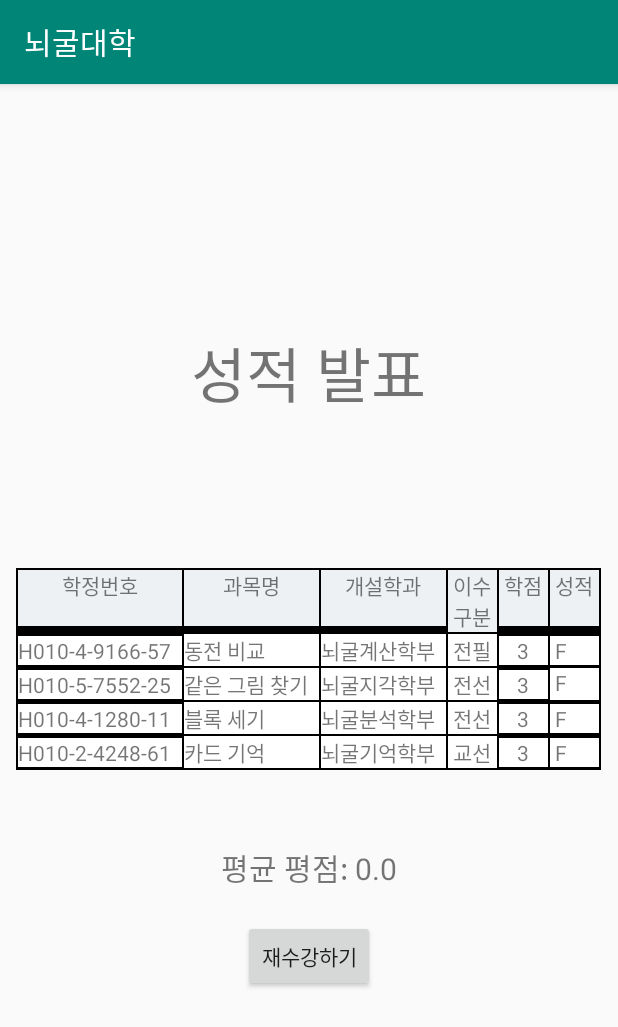
After one commit to elsiff/NoegulUniv, an Android app: the ExamResultActivity screen opened directly, with no data from a screen before it, on a phone screen of 412 x 824 dp. The commit adds this screen. Shown: the top 1027 px of the screen. Run offline under Robolectric (Android 15) with nearby library versions, the phone set to English and light mode, and no system bars.

Commit message:
졸업 시험 구현

```diff
--- a/app/src/main/AndroidManifest.xml
+++ b/app/src/main/AndroidManifest.xml
@@ -10,6 +10,7 @@
         android:roundIcon="@mipmap/ic_launcher_round"
         android:supportsRtl="true"
         android:theme="@style/AppTheme">
+        <activity android:name=".exam.ExamResultActivity"></activity>
         <activity android:name=".dialog.DialogActivity" />
         <activity android:name=".course.CourseResultActivity" />
         <activity android:name=".course.compareweights.CompareWeightsActivity" />
--- a/app/src/main/java/kr/noegul/android/noeguluniv/course/Course.java
+++ b/app/src/main/java/kr/noegul/android/noeguluniv/course/Course.java
@@ -4,6 +4,5 @@ public enum Course {
     COMPARE_COINS,
     MATCH_THE_PICTURE,
     COUNT_BLOCKS,
-    REMEMBER_CARDS,
-    COMPARE_WEIGHTS
+    REMEMBER_CARDS
 }
--- a/app/src/main/java/kr/noegul/android/noeguluniv/dialog/DialogActivity.java
+++ b/app/src/main/java/kr/noegul/android/noeguluniv/dialog/DialogActivity.java
@@ -34,7 +34,7 @@ public class DialogActivity extends AppCompatActivity {
 
     public void onClickNextButton(View view) {
         if (dialog.hasEnded()) {
-            dialog.getScript().getDialogEndHandler().run();
+            dialog.getScript().getOnDialogEndListener().onDialogEnd(this);
             finish();
         } else {
             Script.Speech speech = dialog.nextSpeech();
@@ -44,7 +44,7 @@ public class DialogActivity extends AppCompatActivity {
 
     private void setupLayout(Script.Speech speech, Dialog dialog) {
         if (dialog.hasEnded()) {
-            nextButton.setText("마침");
+            nextButton.setText("확인");
         } else {
             nextButton.setText("다음");
         }
--- /dev/null
+++ b/app/src/main/java/kr/noegul/android/noeguluniv/exam/ExamResultActivity.java
@@ -0,0 +1,68 @@
+package kr.noegul.android.noeguluniv.exam;
+
+import androidx.appcompat.app.AppCompatActivity;
+
+import android.content.Intent;
+import android.os.Bundle;
+import android.view.View;
+import android.widget.Button;
+import android.widget.TextView;
+
+import kr.noegul.android.noeguluniv.R;
+import kr.noegul.android.noeguluniv.course.ScoreLabel;
+import kr.noegul.android.noeguluniv.dialog.DialogActivity;
+import kr.noegul.android.noeguluniv.dialog.Scripts;
+
+public class ExamResultActivity extends AppCompatActivity {
+    private boolean passed = false;
+
+    @Override
+    protected void onCreate(Bundle savedInstanceState) {
+        super.onCreate(savedInstanceState);
+        setContentView(R.layout.activity_exam_result);
+
+        Intent intent = getIntent();
+
+        double compareCoinsScore = intent.getDoubleExtra("compare-coins-score", 0);
+        double matchThePictureScore = intent.getDoubleExtra("match-the-picture-score", 0);
+        double countBlocksScore = intent.getDoubleExtra("count-blocks-score", 0);
+        double rememberCardsScore = intent.getDoubleExtra("remember-cards-score", 0);
+
+        double gpa = (compareCoinsScore + matchThePictureScore + countBlocksScore + rememberCardsScore) / 4;
+        if (gpa >= ScoreLabel.B_PLUS.getMinScore()) {
+            passed = true;
+        }
+
+        TextView compareCoinsGradeText = findViewById(R.id.compare_coins_grade_text);
+        compareCoinsGradeText.setText(" " + ScoreLabel.of(compareCoinsScore).getText());
+
+        TextView matchThePictureGradeText = findViewById(R.id.match_the_picture_grade_text);
+        matchThePictureGradeText.setText(" " + ScoreLabel.of(matchThePictureScore).getText());
+
+        TextView countBlocksGradeText = findViewById(R.id.count_blocks_grade_text);
+        countBlocksGradeText.setText(" " + ScoreLabel.of(countBlocksScore).getText());
+
+        TextView rememberCardsGradeText = findViewById(R.id.remember_cards_grade_text);
+        rememberCardsGradeText.setText(" " + ScoreLabel.of(rememberCardsScore).getText());
+
+        TextView graduateResultText = findViewById(R.id.graduate_result_text);
+        graduateResultText.setText("평균 평점: " + gpa);
+
+        Button confirmButton = findViewById(R.id.confirm_button);
+        if (passed) {
+            confirmButton.setText("졸업하기");
+        } else {
+            confirmButton.setText("재수강하기");
+        }
+    }
+
+    public void onClickConfirmButton(View view) {
+        Intent intent = new Intent(this, DialogActivity.class);
+
+        int scriptNum = (passed ? Scripts.PASS_GRADUATE_EXAM : Scripts.FAIL_GRADUATE_EXAM);
+        intent.putExtra("script-num", scriptNum);
+
+        startActivity(intent);
+        finish();
+    }
+}
--- a/app/src/main/res/layout/activity_exam_result.xml
+++ b/app/src/main/res/layout/activity_exam_result.xml
@@ -67,9 +67,9 @@
 
             <TextView
                 android:layout_width="wrap_content"
-                android:layout_height="wrap_content"
+                android:layout_height="37dp"
+                android:layout_margin="0.5dp"
                 android:background="@color/scoreTableScheme"
-                android:layout_margin="0.5dp"
                 android:gravity="center"
                 android:text="성적\n" />
         </TableRow>
@@ -108,13 +108,12 @@
                 android:gravity="center"
                 android:text="3" />
             <TextView
-                android:id="@+id/coin_score"
+                android:id="@+id/compare_coins_grade_text"
                 android:layout_width="wrap_content"
                 android:layout_height="wrap_content"
                 android:background="#FFFFFF"
                 android:layout_margin="0.5dp"
-                android:gravity="center"
-                android:text="" />
+                android:text=" A+" />
         </TableRow>
         <TableRow>
             <TextView
@@ -149,14 +148,14 @@
                 android:layout_margin="0.5dp"
                 android:gravity="center"
                 android:text="3" />
+
             <TextView
-                android:id="@+id/picture_score"
+                android:id="@+id/match_the_picture_grade_text"
                 android:layout_width="wrap_content"
-                android:layout_height="wrap_content"
+                android:layout_height="match_parent"
+                android:layout_margin="0.5dp"
                 android:background="#FFFFFF"
-                android:layout_margin="0.5dp"
-                android:gravity="center"
-                android:text="" />
+                android:text=" B+" />
         </TableRow>
         <TableRow>
             <TextView
@@ -192,13 +191,12 @@
                 android:gravity="center"
                 android:text="3" />
             <TextView
-                android:id="@+id/block_score"
+                android:id="@+id/count_blocks_grade_text"
                 android:layout_width="wrap_content"
                 android:layout_height="wrap_content"
                 android:background="#FFFFFF"
                 android:layout_margin="0.5dp"
-                android:gravity="center"
-                android:text="" />
+                android:text=" C" />
         </TableRow>
         <TableRow>
             <TextView
@@ -234,18 +232,18 @@
                 android:gravity="center"
                 android:text="3" />
             <TextView
-                android:id="@+id/card_score"
+                android:id="@+id/remember_cards_grade_text"
                 android:layout_width="wrap_content"
                 android:layout_height="wrap_content"
                 android:background="#FFFFFF"
                 android:layout_margin="0.5dp"
-                android:gravity="center"
-                android:text="" />
+                android:text=" F" />
         </TableRow>
 
     </TableLayout>
 
     <TextView
+        android:id="@+id/graduate_result_text"
         android:layout_width="wrap_content"
         android:layout_height="wrap_content"
         android:layout_marginBottom="20dp"
@@ -253,6 +251,7 @@
         android:text="졸업 여부 : "/>
 
     <Button
+        android:id="@+id/confirm_button"
         android:layout_width="wrap_content"
         android:layout_height="wrap_content"
         android:onClick="onClickConfirmButton"
--- a/app/src/main/res/layout/activity_select_course.xml
+++ b/app/src/main/res/layout/activity_select_course.xml
@@ -106,7 +106,7 @@
         android:layout_width="wrap_content"
         android:layout_height="wrap_content"
         android:layout_gravity="center"
-        android:onClick="onClickCourseButton"
+        android:onClick="onClickGraduateExamButton"
         android:text="졸업 시험 응시"
         android:textSize="25dp"
         android:visibility="invisible" />
```
Also changed, not shown: app/src/main/java/kr/noegul/android/noeguluniv/SelectCourseActivity.java (+13 -12 lines), app/src/main/java/kr/noegul/android/noeguluniv/course/CourseResultActivity.java (+18 -1 lines), app/src/main/java/kr/noegul/android/noeguluniv/course/comparecoins/CompareCoinsActivity.java (+11 -0 lines), app/src/main/java/kr/noegul/android/noeguluniv/course/countblocks/CountBlocksActivity.java (+11 -0 lines), app/src/main/java/kr/noegul/android/noeguluniv/course/matchthepicture/MatchThePictureActivity.java (+11 -0 lines), app/src/main/java/kr/noegul/android/noeguluniv/course/remembercards/RememberCardsActivity.java (+11 -0 lines), app/src/main/java/kr/noegul/android/noeguluniv/dialog/OnDialogEndListener.java (added, +7 -0 lines), app/src/main/java/kr/noegul/android/noeguluniv/dialog/Script.java (+9 -9 lines), app/src/main/java/kr/noegul/android/noeguluniv/dialog/Scripts.java (+94 -32 lines).
